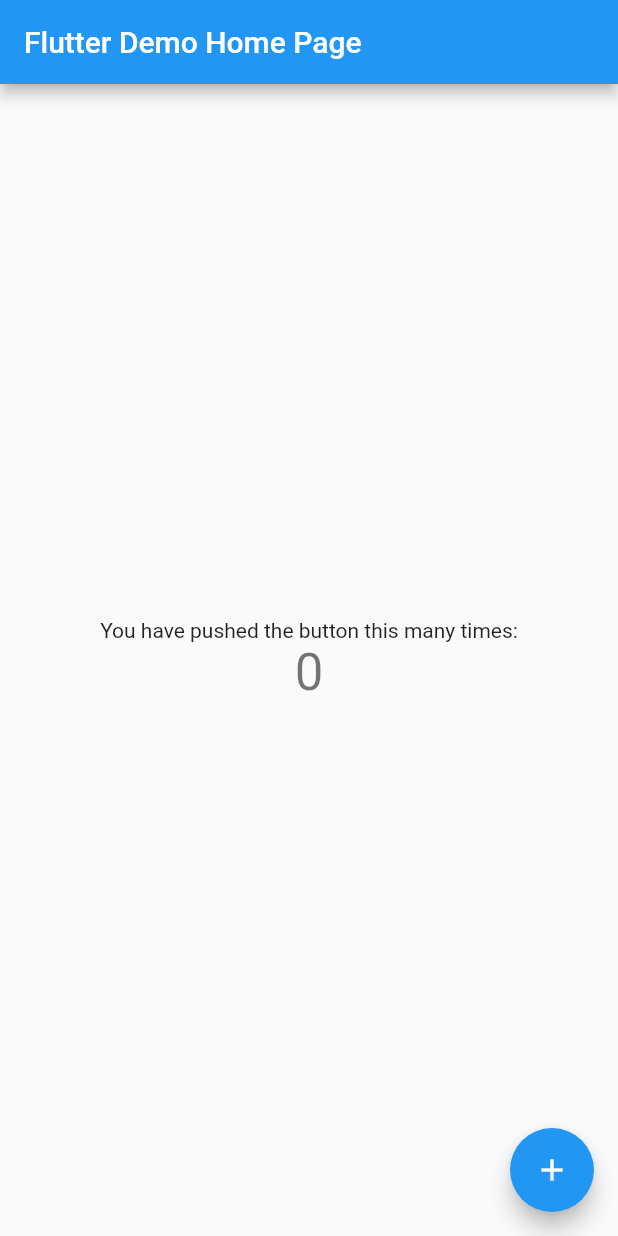
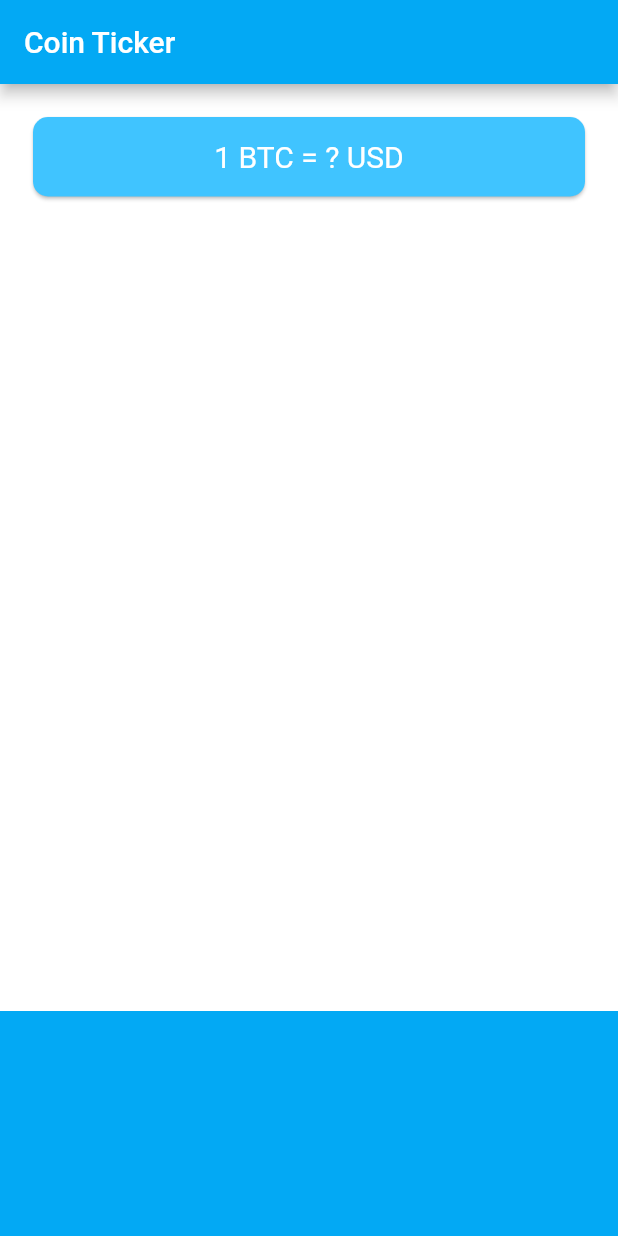
Before and after one commit to hoenkava/Bitcoin-Ticker, a Flutter app: the screen it shows after launch, on a phone screen of 412 x 824 dp. Run offline on Flutter 3.47's test engine with Material 2 defaults, Android fonts, the phone set to English and light mode, and no system bars.

Commit message:
BitCoin Ticker

```diff
--- a/lib/main.dart
+++ b/lib/main.dart
@@ -1,3 +1,4 @@
+import 'package:BitcoinTicker/price_screen.dart';
 import 'package:flutter/material.dart';
 
 void main() {
@@ -5,113 +6,14 @@ void main() {
 }
 
 class MyApp extends StatelessWidget {
-  // This widget is the root of your application.
   @override
   Widget build(BuildContext context) {
     return MaterialApp(
-      title: 'Flutter Demo',
-      theme: ThemeData(
-        // This is the theme of your application.
-        //
-        // Try running your application with "flutter run". You'll see the
-        // application has a blue toolbar. Then, without quitting the app, try
-        // changing the primarySwatch below to Colors.green and then invoke
-        // "hot reload" (press "r" in the console where you ran "flutter run",
-        // or simply save your changes to "hot reload" in a Flutter IDE).
-        // Notice that the counter didn't reset back to zero; the application
-        // is not restarted.
-        primarySwatch: Colors.blue,
-        // This makes the visual density adapt to the platform that you run
-        // the app on. For desktop platforms, the controls will be smaller and
-        // closer together (more dense) than on mobile platforms.
-        visualDensity: VisualDensity.adaptivePlatformDensity,
+      theme: ThemeData.dark().copyWith(
+        primaryColor: Colors.lightBlue,
+        scaffoldBackgroundColor: Colors.white,
       ),
-      home: MyHomePage(title: 'Flutter Demo Home Page'),
+      home: PriceScreen(),
     );
   }
 }
-
-class MyHomePage extends StatefulWidget {
-  MyHomePage({Key key, this.title}) : super(key: key);
-
-  // This widget is the home page of your application. It is stateful, meaning
-  // that it has a State object (defined below) that contains fields that affect
-  // how it looks.
-
-  // This class is the configuration for the state. It holds the values (in this
-  // case the title) provided by the parent (in this case the App widget) and
-  // used by the build method of the State. Fields in a Widget subclass are
-  // always marked "final".
-
-  final String title;
-
-  @override
-  _MyHomePageState createState() => _MyHomePageState();
-}
-
-class _MyHomePageState extends State<MyHomePage> {
-  int _counter = 0;
-
-  void _incrementCounter() {
-    setState(() {
-      // This call to setState tells the Flutter framework that something has
-      // changed in this State, which causes it to rerun the build method below
-      // so that the display can reflect the updated values. If we changed
-      // _counter without calling setState(), then the build method would not be
-      // called again, and so nothing would appear to happen.
-      _counter++;
-    });
-  }
-
-  @override
-  Widget build(BuildContext context) {
-    // This method is rerun every time setState is called, for instance as done
-    // by the _incrementCounter method above.
-    //
-    // The Flutter framework has been optimized to make rerunning build methods
-    // fast, so that you can just rebuild anything that needs updating rather
-    // than having to individually change instances of widgets.
-    return Scaffold(
-      appBar: AppBar(
-        // Here we take the value from the MyHomePage object that was created by
-        // the App.build method, and use it to set our appbar title.
-        title: Text(widget.title),
-      ),
-      body: Center(
-        // Center is a layout widget. It takes a single child and positions it
-        // in the middle of the parent.
-        child: Column(
-          // Column is also a layout widget. It takes a list of children and
-          // arranges them vertically. By default, it sizes itself to fit its
-          // children horizontally, and tries to be as tall as its parent.
-          //
-          // Invoke "debug painting" (press "p" in the console, choose the
-          // "Toggle Debug Paint" action from the Flutter Inspector in Android
-          // Studio, or the "Toggle Debug Paint" command in Visual Studio Code)
-          // to see the wireframe for each widget.
-          //
-          // Column has various properties to control how it sizes itself and
-          // how it positions its children. Here we use mainAxisAlignment to
-          // center the children vertically; the main axis here is the vertical
-          // axis because Columns are vertical (the cross axis would be
-          // horizontal).
-          mainAxisAlignment: MainAxisAlignment.center,
-          children: <Widget>[
-            Text(
-              'You have pushed the button this many times:',
-            ),
-            Text(
-              '$_counter',
-              style: Theme.of(context).textTheme.headline4,
-            ),
-          ],
-        ),
-      ),
-      floatingActionButton: FloatingActionButton(
-        onPressed: _incrementCounter,
-        tooltip: 'Increment',
-        child: Icon(Icons.add),
-      ), // This trailing comma makes auto-formatting nicer for build methods.
-    );
-  }
-}
--- /dev/null
+++ b/lib/price_screen.dart
@@ -0,0 +1,50 @@
+import 'package:flutter/material.dart';
+
+class PriceScreen extends StatefulWidget {
+  @override
+  _PriceScreenState createState() => _PriceScreenState();
+}
+
+class _PriceScreenState extends State<PriceScreen> {
+  @override
+  Widget build(BuildContext context) {
+    return Scaffold(
+      appBar: AppBar(
+        title: Text('Coin Ticker'),
+      ),
+      body: Column(
+        mainAxisAlignment: MainAxisAlignment.spaceBetween,
+        crossAxisAlignment: CrossAxisAlignment.stretch,
+        children: <Widget>[
+          Padding(
+            padding: const EdgeInsets.fromLTRB(18.0, 18.0, 18.0, 0),
+            child: Card(
+              color: Colors.lightBlueAccent,
+              shape: RoundedRectangleBorder(
+                borderRadius: BorderRadius.circular(10),
+              ),
+              child: Padding(
+                padding: EdgeInsets.symmetric(vertical: 15.0, horizontal: 28.0),
+                child: Text(
+                  '1 BTC = ? USD',
+                  textAlign: TextAlign.center,
+                  style: TextStyle(
+                    fontSize: 20.0,
+                    color: Colors.white,
+                  ),
+                ),
+              ),
+            ),
+          ),
+          Container(
+            height: 150.0,
+            alignment: Alignment.center,
+            padding: EdgeInsets.only(bottom: 30.0),
+            color: Colors.lightBlue,
+            child: null,
+          )
+        ],
+      ),
+    );
+  }
+}
```
Also changed, not shown: pubspec.yaml (+3 -58 lines), lib/coin_data.dart (added), pubspec.lock, 16 other files.
